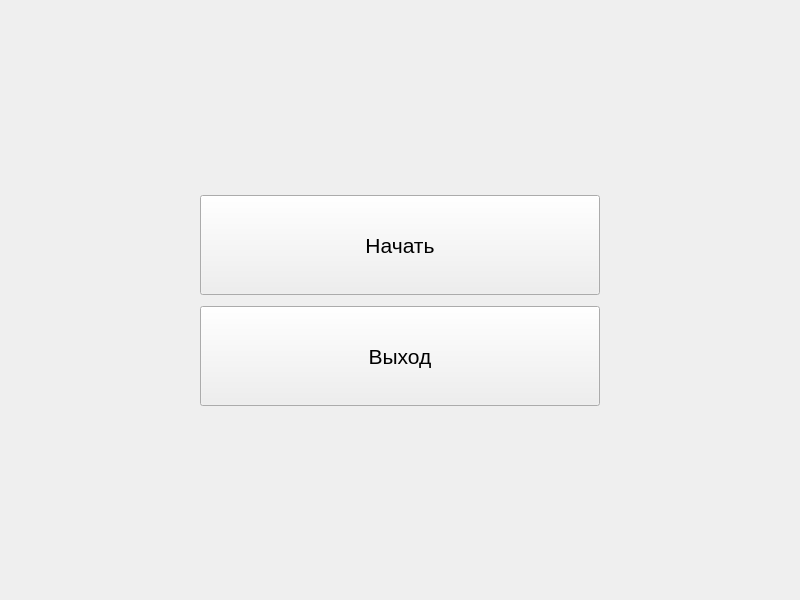
Before: the Qt Designer form mainwindow.ui in icspero/3-semester-CourseWork_Client, drawn with Qt 5.
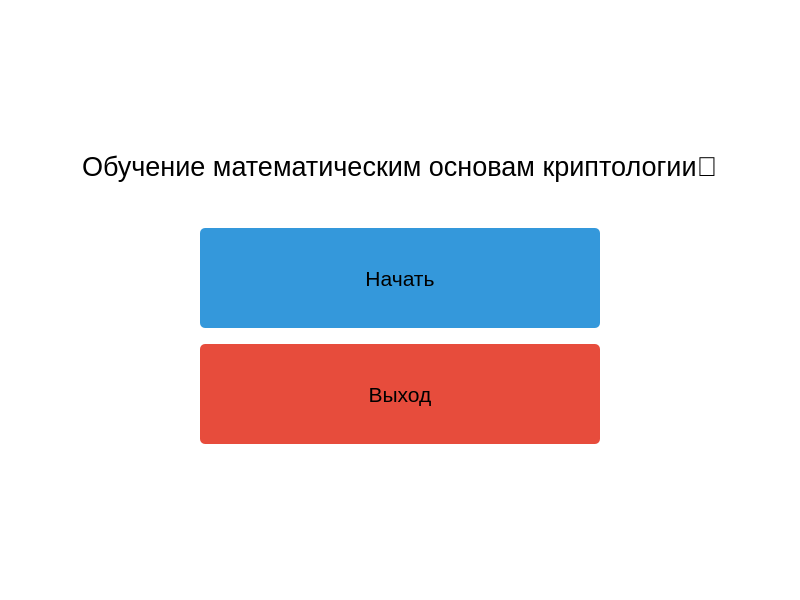
After: the same form once the commit is applied.

The edit to the form file:
```diff
--- a/mainwindow.ui
+++ b/mainwindow.ui
@@ -13,6 +13,9 @@
   <property name="windowTitle">
    <string>Добро пожаловать!</string>
   </property>
+  <property name="styleSheet">
+   <string notr="true">background-color: #ffffff;</string>
+  </property>
   <widget class="QWidget" name="centralwidget">
    <layout class="QVBoxLayout" name="verticalLayout">
     <item>
@@ -31,6 +34,43 @@
          </property>
         </spacer>
        </item>
+       <item alignment="Qt::AlignHCenter|Qt::AlignVCenter">
+        <widget class="QLabel" name="label">
+         <property name="sizePolicy">
+          <sizepolicy hsizetype="Fixed" vsizetype="Fixed">
+           <horstretch>0</horstretch>
+           <verstretch>0</verstretch>
+          </sizepolicy>
+         </property>
+         <property name="font">
+          <font>
+           <pointsize>20</pointsize>
+          </font>
+         </property>
+         <property name="styleSheet">
+          <string notr="true">color: black;</string>
+         </property>
+         <property name="text">
+          <string>Обучение математическим основам криптологии🔐</string>
+         </property>
+        </widget>
+       </item>
+       <item>
+        <spacer name="verticalSpacer_4">
+         <property name="orientation">
+          <enum>Qt::Vertical</enum>
+         </property>
+         <property name="sizeType">
+          <enum>QSizePolicy::Fixed</enum>
+         </property>
+         <property name="sizeHint" stdset="0">
+          <size>
+           <width>20</width>
+           <height>40</height>
+          </size>
+         </property>
+        </spacer>
+       </item>
        <item alignment="Qt::AlignHCenter|Qt::AlignVCenter">
         <widget class="QPushButton" name="startButton">
          <property name="minimumSize">
@@ -45,13 +85,23 @@
            <bold>false</bold>
           </font>
          </property>
+         <property name="styleSheet">
+          <string notr="true">QPushButton {
+    background-color: #3498db; 
+    color: black;           
+    border-radius: 5px;
+}
+QPushButton:hover {
+    background-color: #2980b9;
+}</string>
+         </property>
          <property name="text">
           <string>Начать</string>
          </property>
         </widget>
        </item>
        <item>
-        <spacer name="verticalSpacer_3">
+        <spacer name="verticalSpacer_5">
          <property name="orientation">
           <enum>Qt::Vertical</enum>
          </property>
@@ -61,13 +111,19 @@
          <property name="sizeHint" stdset="0">
           <size>
            <width>20</width>
-           <height>5</height>
+           <height>10</height>
           </size>
          </property>
         </spacer>
        </item>
-       <item alignment="Qt::AlignHCenter|Qt::AlignVCenter">
+       <item alignment="Qt::AlignHCenter">
         <widget class="QPushButton" name="exitButton">
+         <property name="sizePolicy">
+          <sizepolicy hsizetype="Fixed" vsizetype="Fixed">
+           <horstretch>0</horstretch>
+           <verstretch>0</verstretch>
+          </sizepolicy>
+         </property>
          <property name="minimumSize">
           <size>
            <width>400</width>
@@ -80,11 +136,37 @@
            <bold>false</bold>
           </font>
          </property>
+         <property name="styleSheet">
+          <string notr="true">QPushButton {
+    background-color: #e74c3c; 
+    color: black;               
+    border-radius: 5px;      
+}
+QPushButton:hover {
+    background-color: #c0392b; 
+}</string>
+         </property>
          <property name="text">
           <string>Выход</string>
          </property>
         </widget>
        </item>
+       <item>
+        <spacer name="verticalSpacer_3">
+         <property name="orientation">
+          <enum>Qt::Vertical</enum>
+         </property>
+         <property name="sizeType">
+          <enum>QSizePolicy::Fixed</enum>
+         </property>
+         <property name="sizeHint" stdset="0">
+          <size>
+           <width>20</width>
+           <height>5</height>
+          </size>
+         </property>
+        </spacer>
+       </item>
        <item>
         <spacer name="verticalSpacer_2">
          <property name="orientation">
```
